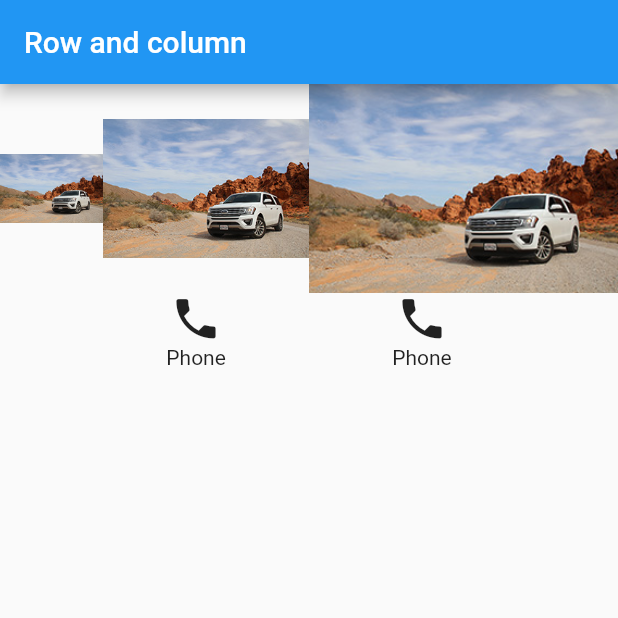
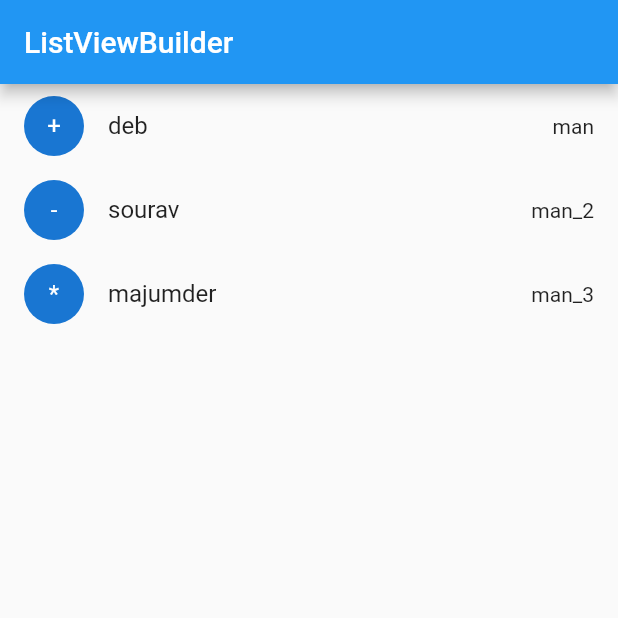
Before and after one commit to Majumder99/intro-to-flutter, a Flutter app: the screen it shows after launch, on a phone screen of 412 x 824 dp, the top half of it. Run offline on Flutter 3.47's test engine with Material 2 defaults, Android fonts, the phone set to English and light mode, and no system bars; our stand-ins replace font_awesome_flutter.

Commit message:
listview learned

```diff
--- a/lib/main.dart
+++ b/lib/main.dart
@@ -5,7 +5,7 @@ import "screens/Dashboard.dart";
 import "screens/MainContent.dart";
 import "screens/MainButton.dart";
 import "screens/Home.dart";
-import "screens/RowColumn.dart";
+import "screens/ListViewBuilder.dart";
 
 void main() => runApp(MyApp());
 
@@ -18,6 +18,6 @@ class MyApp extends StatelessWidget {
         title: "My first flutter app",
         themeMode: ThemeMode.system,
         debugShowCheckedModeBanner: false,
-        home: RowColumn());
+        home: ListViewBuilder());
   }
 }
--- /dev/null
+++ b/lib/screens/ListViewBuilder.dart
@@ -0,0 +1,32 @@
+// ignore_for_file: file_names, avoid_unnecessary_containers, non_constant_identifier_names
+// ignore_for_file: prefer_const_constructors, prefer_const_literals_to_create_immutables
+
+import "package:flutter/material.dart";
+
+class ListViewBuilder extends StatelessWidget {
+  ListViewBuilder({super.key});
+
+  List<String> Products = ["deb", "sourav", "majumder"];
+  List<String> ProductsIcon = ["man", "man_2", "man_3"];
+  List<String> ProductsTrailing = ["+", "-", "*"];
+
+  @override
+  Widget build(BuildContext context) {
+    return Scaffold(
+        appBar: AppBar(
+          title: Text("ListViewBuilder"),
+        ),
+        body: Container(
+          child: ListView.builder(
+            itemCount: Products.length,
+            itemBuilder: (context, index) {
+              return ListTile(
+                leading: CircleAvatar(child: Text(ProductsTrailing[index])),
+                title: Text(Products[index]),
+                trailing: Text(ProductsIcon[index]),
+              );
+            },
+          ),
+        ));
+  }
+}
```
Also changed, not shown: lib/screens/ViewList.dart (added, +49 -0 lines).
